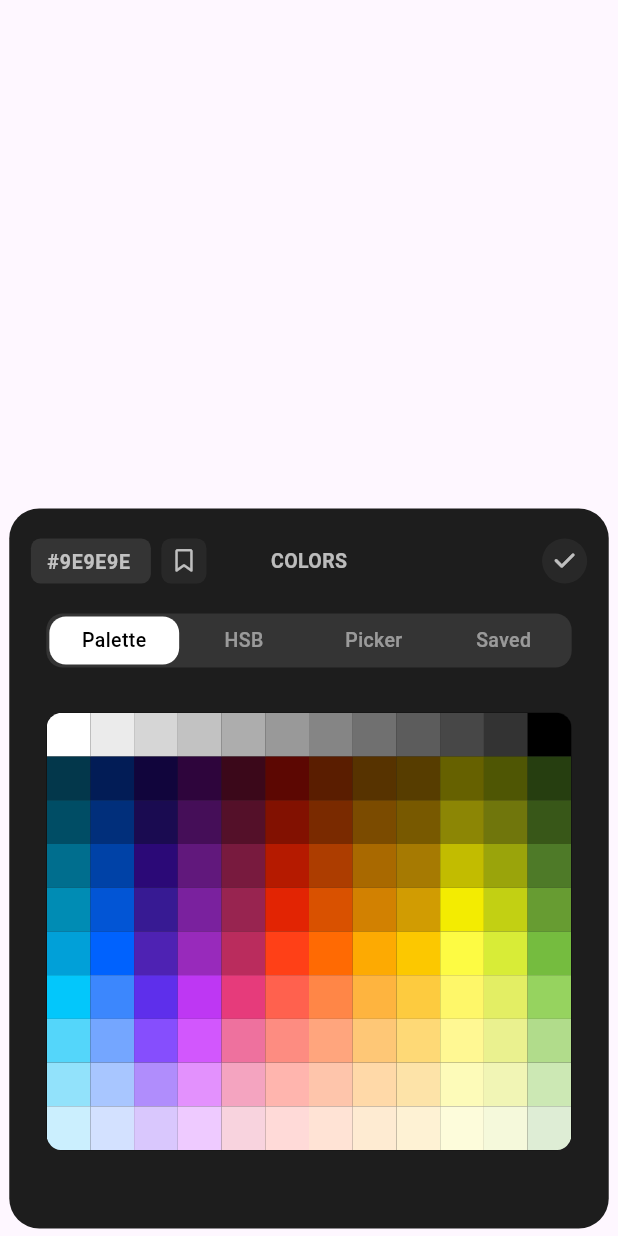
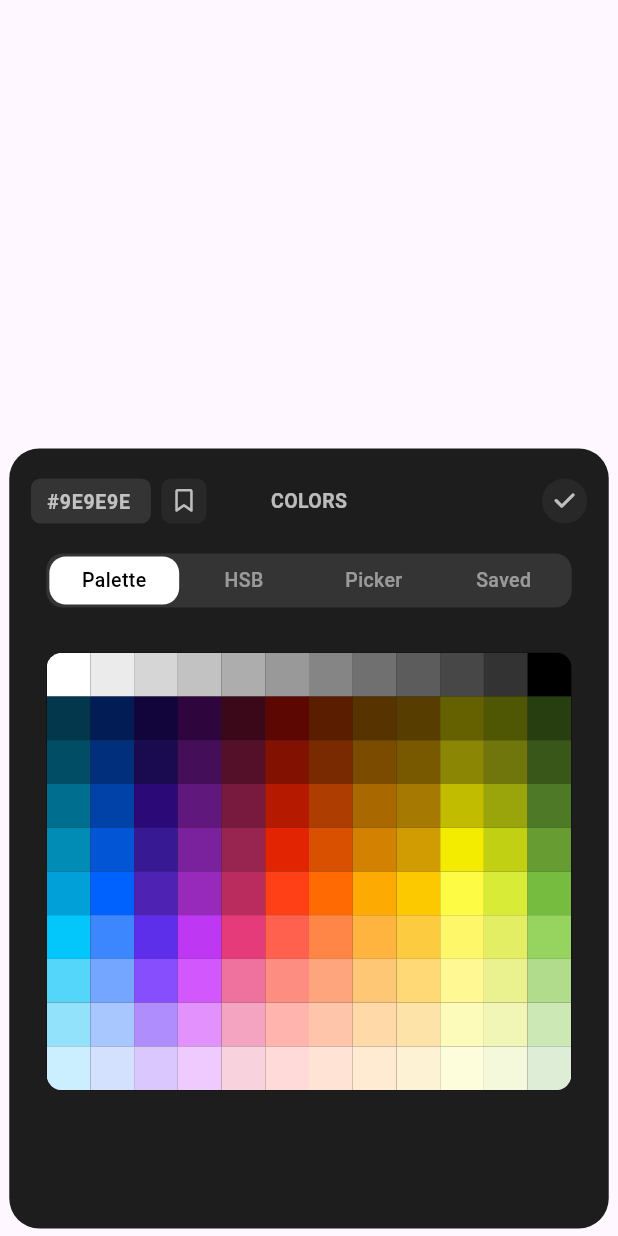
Before and after one commit to SonHoang1002/test_export_module, a Flutter app: the ColorPicker widget shown alone on an empty page, opened directly with empty values, on a phone screen of 412 x 824 dp. Run offline on Flutter 3.47's test engine with Material 3 defaults, Android fonts, the light colour scheme and no system bars; drawn by our look-alikes of custom_sliding_segmented_control; our stand-ins replace font_awesome_flutter, keyboard_actions, shared_preferences; missing offline and left inert: dart:ffi; accounts and stored records are empty.

Commit message:
fix: increase height

```diff
--- a/lib/screens/color_picker_1.dart
+++ b/lib/screens/color_picker_1.dart
@@ -106,15 +106,15 @@ class _ColorPickerState extends State<ColorPicker> {
             alignment: Alignment.bottomCenter,
             children: [
               Container(
-                height: 480 + (_showKeyBoard == true ? 120 : 0),
+                height: 520 + (_showKeyBoard == true ? 120 : 0),
                 width: _size.width * 0.97,
-
                 decoration: BoxDecoration(
                     color: widget.isLightMode
                         ? const Color.fromRGBO(249, 249, 249, 1)
                         : const Color.fromRGBO(29, 29, 29, 1),
                     borderRadius: BorderRadius.circular(20)),
-                padding: EdgeInsets.only(top:20,bottom: MediaQuery.of(context).padding.bottom),
+                padding: EdgeInsets.only(
+                    top: 20, bottom: MediaQuery.of(context).padding.bottom),
                 margin: const EdgeInsets.only(bottom: 5),
                 child: Stack(
                   children: [
@@ -141,7 +141,7 @@ class _ColorPickerState extends State<ColorPicker> {
                   },
                 ),
               Container(
-                  height: 480 + (_showKeyBoard == true ? 120 : 0),
+                  height: 520 + (_showKeyBoard == true ? 120 : 0),
                   width: _size.width * 0.9,
                   margin: const EdgeInsets.only(bottom: 5),
                   padding: const EdgeInsets.only(top: 20),
```
